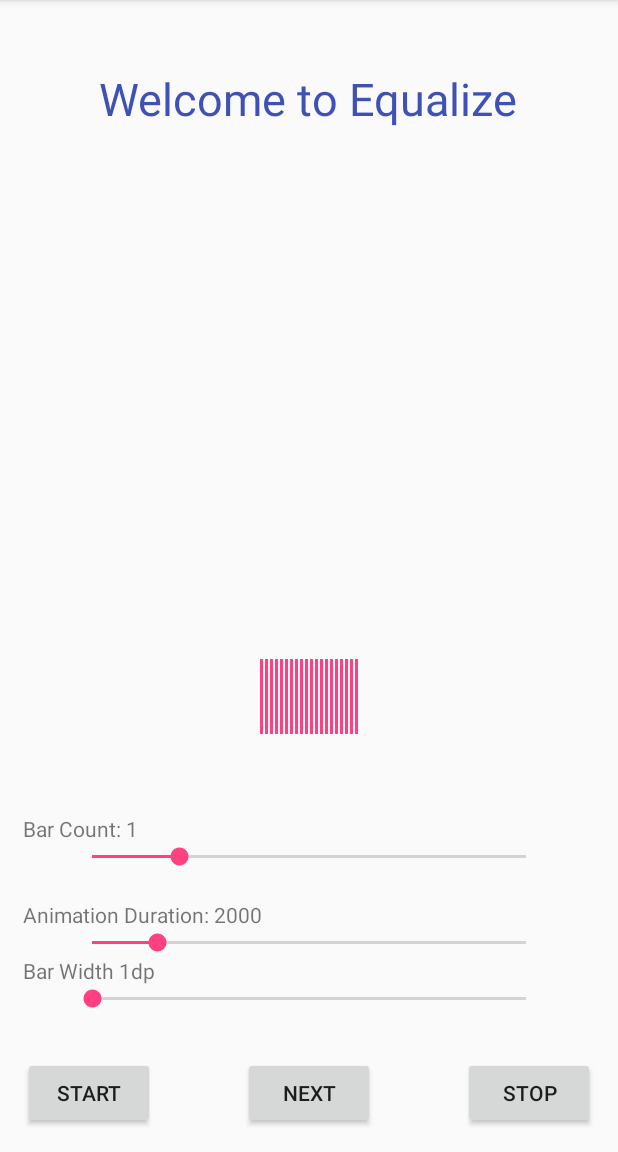
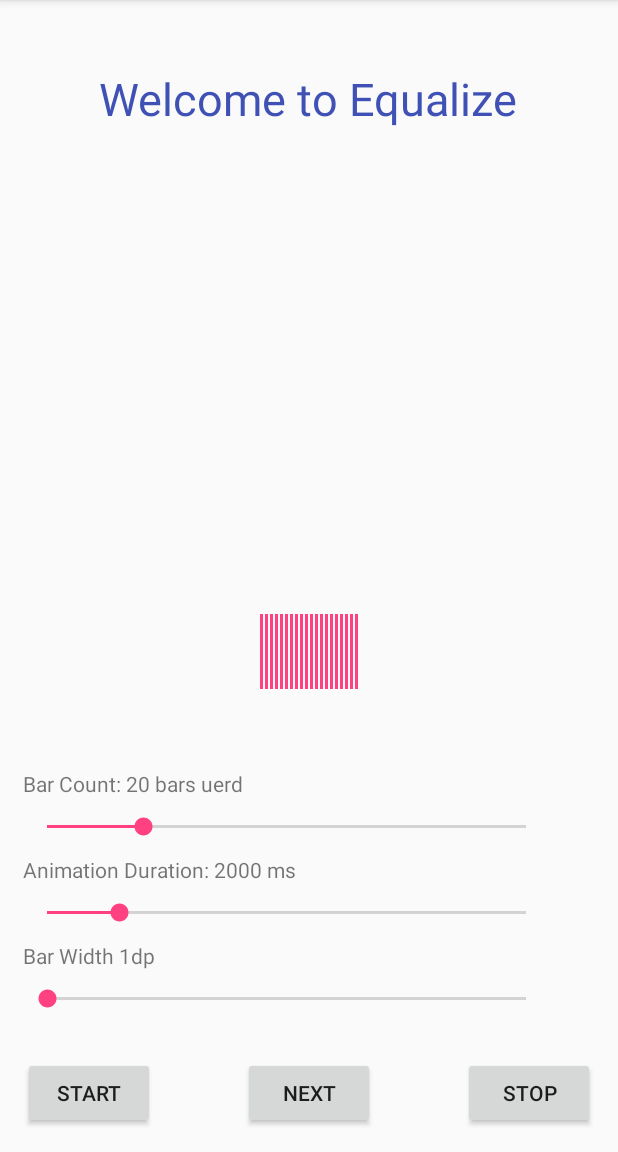
Before and after one commit to ThanhHang29/MyEqualize, an Android app: the screen it shows after launch (MainActivity), on a phone screen of 412 x 824 dp, the part 84-1236 px from its top. Run offline under Robolectric (Android 15) with nearby library versions, the phone set to English and light mode, and no system bars.

Commit message:
change layout

```diff
--- a/app/src/main/res/layout/fragment_main.xml
+++ b/app/src/main/res/layout/fragment_main.xml
@@ -34,16 +34,17 @@
         android:layout_width="wrap_content"
         android:layout_height="wrap_content"
         android:layout_marginTop="20dp"
-        android:text="Bar Count: 1"
+        android:text="Bar Count: 20 bars uerd"
         android:textAppearance="?android:attr/textAppearanceSmall" />
 
 
     <SeekBar
         android:id="@+id/sb_bar_count_seekbar"
+        android:layout_marginTop="10dp"
+        android:layout_marginBottom="10dp"
         android:layout_above="@+id/tv_animation_duration"
         android:layout_width="match_parent"
         android:layout_height="wrap_content"
-        android:layout_marginLeft="30dp"
         android:layout_marginRight="30dp"
         android:max="200"
         android:progress="40" />
@@ -52,8 +53,7 @@
         android:layout_above="@+id/sb_animation_duration_seekbar"
         android:layout_width="wrap_content"
         android:layout_height="wrap_content"
-        android:layout_marginTop="20dp"
-        android:text="Animation Duration: 2000 "
+        android:text="Animation Duration: 2000 ms"
         android:textAppearance="?android:attr/textAppearanceSmall"/>
 
     <SeekBar
@@ -61,8 +61,9 @@
         android:layout_above="@+id/bar_width_textview"
         android:layout_width="match_parent"
         android:layout_height="wrap_content"
-        android:layout_marginLeft="30dp"
         android:layout_marginRight="30dp"
+        android:layout_marginTop="10dp"
+        android:layout_marginBottom="10dp"
         android:max="100"
         android:progress="15" />
 
@@ -77,8 +78,8 @@
     <SeekBar
         android:layout_width="match_parent"
         android:layout_height="wrap_content"
+        android:layout_marginTop="10dp"
         android:layout_above="@+id/btn_start"
-        android:layout_marginLeft="30dp"
         android:layout_marginRight="30dp"
         android:id="@+id/sb_bar_width"/>
     <Button
```
